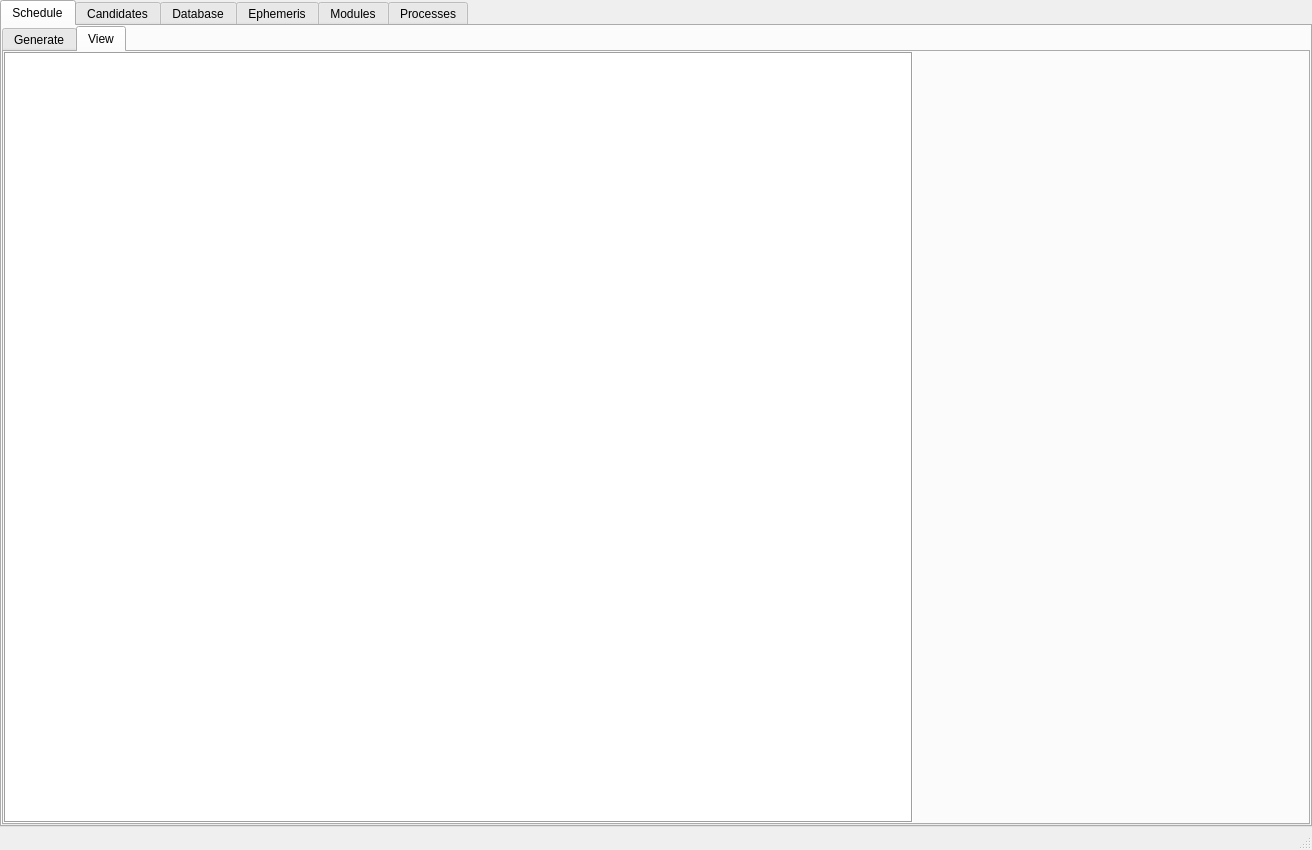
Old version of the form alora/maestro/MaestroCore/GUI/mainwindow.ui in the repository sagesanto/alora.
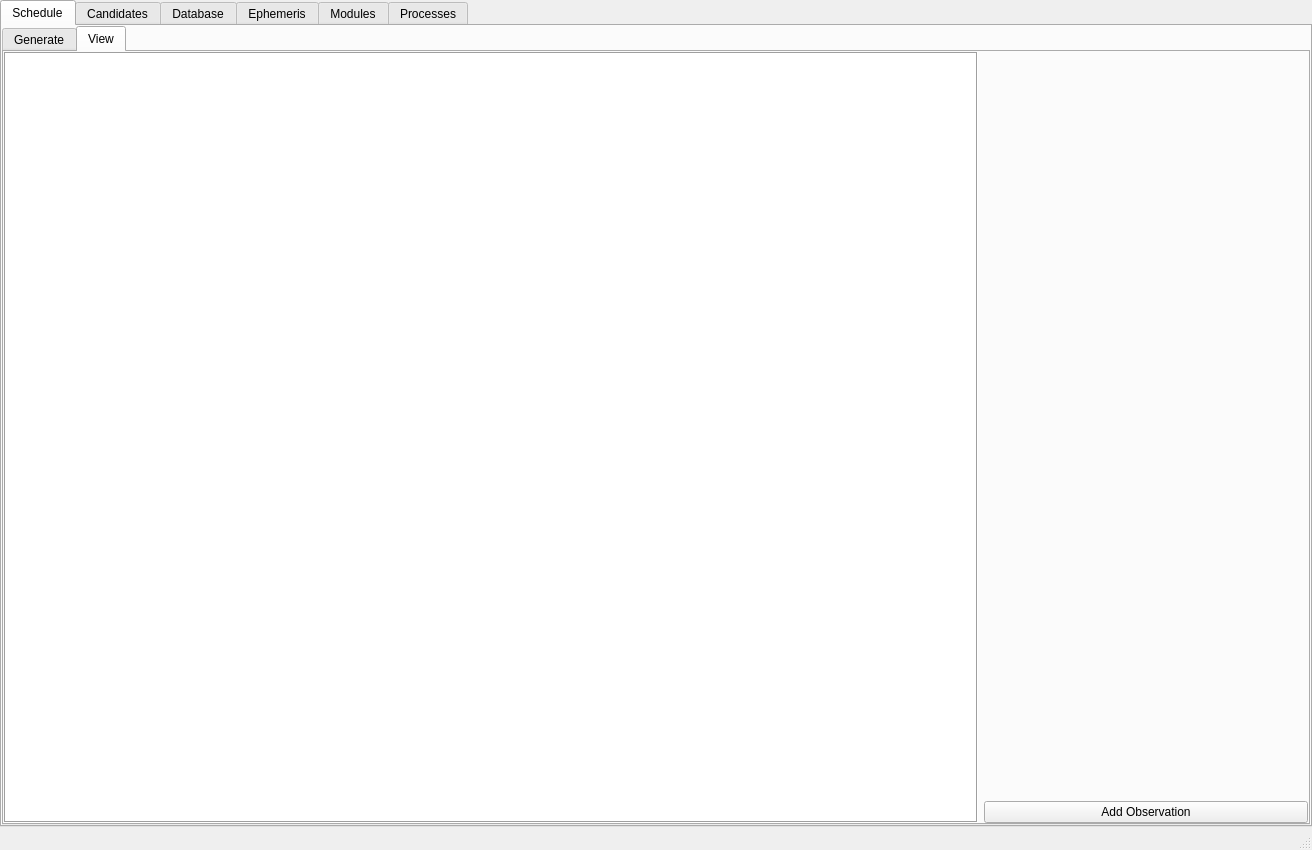
New version of the form. The open tabs and pages were chosen to show the change. Custom widgets are drawn as their Qt base class.

Commit message: Merge the new schedule, add candidate dialogue, change the data frame, make sure the button connects to the backend code

Diff of the .ui file:
```diff
--- a/alora/maestro/MaestroCore/GUI/mainwindow.ui
+++ b/alora/maestro/MaestroCore/GUI/mainwindow.ui
@@ -684,7 +684,7 @@
            <attribute name="title">
             <string>View</string>
            </attribute>
-           <layout class="QHBoxLayout" name="horizontalLayout_2">
+           <layout class="QHBoxLayout" name="horizontalLayout_2" stretch="3,1">
             <property name="leftMargin">
              <number>0</number>
             </property>
@@ -701,7 +701,7 @@
              <widget class="QTableWidget" name="scheduleTable">
               <property name="sizePolicy">
                <sizepolicy hsizetype="Expanding" vsizetype="Expanding">
-                <horstretch>70</horstretch>
+                <horstretch>0</horstretch>
                 <verstretch>0</verstretch>
                </sizepolicy>
               </property>
@@ -747,31 +747,42 @@
              </widget>
             </item>
             <item>
-             <widget class="QDockWidget" name="scheduleDispDock">
-              <property name="sizePolicy">
-               <sizepolicy hsizetype="Preferred" vsizetype="Expanding">
-                <horstretch>30</horstretch>
-                <verstretch>0</verstretch>
-               </sizepolicy>
-              </property>
-              <property name="maximumSize">
-               <size>
-                <width>524287</width>
-                <height>5000</height>
-               </size>
-              </property>
-              <property name="features">
-               <set>QDockWidget::NoDockWidgetFeatures</set>
-              </property>
-              <widget class="QWidget" name="schedule_display_container">
-               <property name="sizePolicy">
-                <sizepolicy hsizetype="Preferred" vsizetype="Expanding">
-                 <horstretch>30</horstretch>
-                 <verstretch>0</verstretch>
-                </sizepolicy>
-               </property>
-              </widget>
-             </widget>
+             <layout class="QVBoxLayout" name="verticalLayout_12" stretch="0,0">
+              <item>
+               <widget class="QDockWidget" name="scheduleDispDock">
+                <property name="sizePolicy">
+                 <sizepolicy hsizetype="Expanding" vsizetype="Expanding">
+                  <horstretch>0</horstretch>
+                  <verstretch>0</verstretch>
+                 </sizepolicy>
+                </property>
+                <property name="maximumSize">
+                 <size>
+                  <width>524287</width>
+                  <height>5000</height>
+                 </size>
+                </property>
+                <property name="features">
+                 <set>QDockWidget::DockWidgetFeature::NoDockWidgetFeatures</set>
+                </property>
+                <widget class="QWidget" name="schedule_display_container">
+                 <property name="sizePolicy">
+                  <sizepolicy hsizetype="Preferred" vsizetype="Expanding">
+                   <horstretch>30</horstretch>
+                   <verstretch>0</verstretch>
+                  </sizepolicy>
+                 </property>
+                </widget>
+               </widget>
+              </item>
+              <item>
+               <widget class="QPushButton" name="addObservationButton">
+                <property name="text">
+                 <string>Add Observation</string>
+                </property>
+               </widget>
+              </item>
+             </layout>
             </item>
            </layout>
           </widget>
```
Left out of the diff: 184 changed lines with no effect on the pictures. The commit also changes 4 other files.
